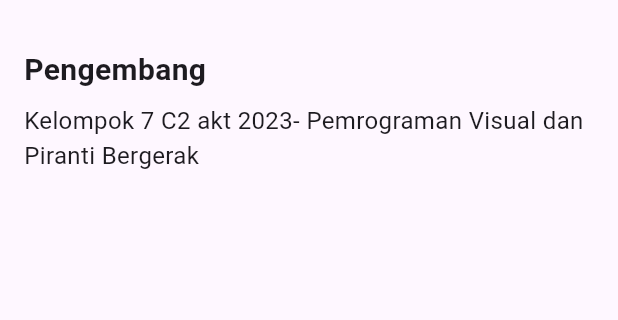
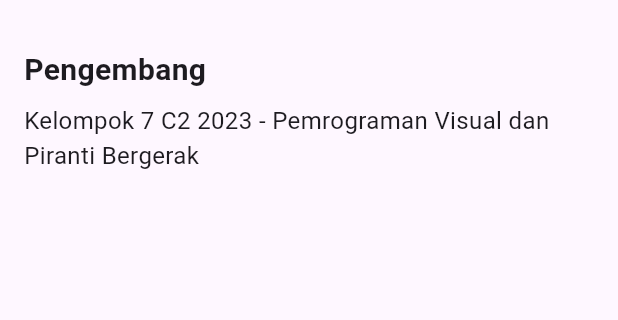
Before and after one commit to beginnener/Kelompok7-PROVIS-TUBES-C223, a Flutter app: the AppInformationPage screen opened directly, on a phone screen of 412 x 824 dp, the part 429-749 px from its top. Run offline on Flutter 3.47's test engine with Material 3 defaults, Android fonts, the phone set to English and light mode, and no system bars; network calls fail.

Commit message:
ubah ubah ajh

```diff
--- a/lib/pages/appinfo.dart
+++ b/lib/pages/appinfo.dart
@@ -51,7 +51,7 @@ class AppInformationPage extends StatelessWidget {
             ),
             const SizedBox(height: 8),
             const Text(
-              'Kelompok 7 C2 akt 2023- Pemrograman Visual dan Piranti Bergerak',
+              'Kelompok 7 C2 2023 - Pemrograman Visual dan Piranti Bergerak',
               style: TextStyle(fontSize: 16),
             ),
           ],
--- a/lib/pages/home.dart
+++ b/lib/pages/home.dart
@@ -180,8 +180,6 @@ class HomePage extends StatelessWidget {
               childAspectRatio: 0.56,
               children: popularItems.map((item) => _buildProductCard(context, item)).toList(),
             ),
-            SizedBox(height: 20),
-            Text("Bundle Sewa Camping", style: TextStyle(fontSize: 24, fontWeight: FontWeight.bold, color: Colors.teal)),
             SizedBox(height: 12),
             GridView.count(
               crossAxisCount: 2,
```
